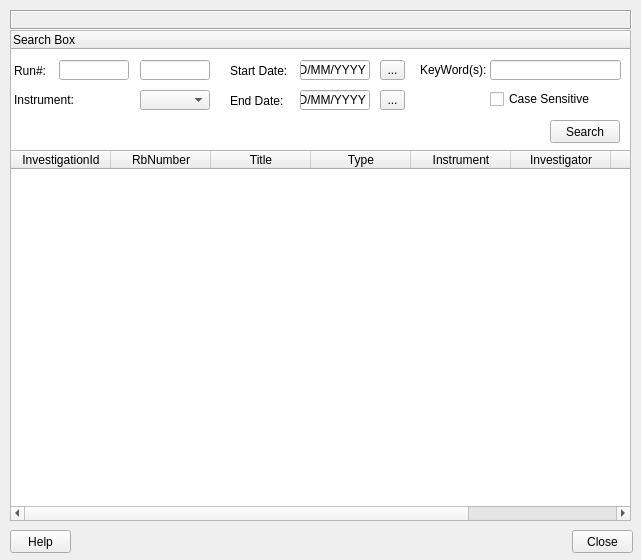
Above: Code/qtiplot/MantidQt/MantidWidgets/inc/ICatSearch.ui from mantidproject/mantid before the change. Below: the same form after it.
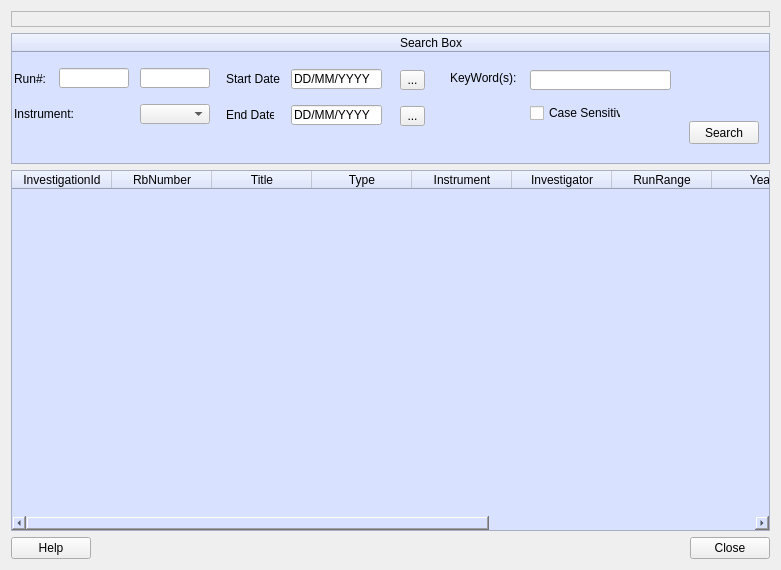
That is the form after the change.

Commit message: re #1317 - changed the UI layouts of ICat interfaces,progress reporting added to Download data files interface, added a new class ICatUtils which provides utility methods to populate ICat Search and Investigation widgets. also adding CustomDialogs.pro which I forgot to submit in last check in.

```diff
--- a/Code/qtiplot/MantidQt/MantidWidgets/inc/ICatSearch.ui
+++ b/Code/qtiplot/MantidQt/MantidWidgets/inc/ICatSearch.ui
@@ -5,27 +5,95 @@
    <rect>
     <x>0</x>
     <y>0</y>
-    <width>641</width>
-    <height>560</height>
+    <width>781</width>
+    <height>570</height>
    </rect>
   </property>
   <property name="windowTitle" >
    <string>ICatSearch</string>
   </property>
+  <layout class="QGridLayout" name="gridLayout" >
+   <item row="3" column="0" >
+    <layout class="QHBoxLayout" name="horizontalLayout" >
+     <item>
+      <widget class="QPushButton" name="helpButton" >
+       <property name="text" >
+        <string>Help</string>
+       </property>
+      </widget>
+     </item>
+     <item>
+      <spacer name="horizontalSpacer_4" >
+       <property name="orientation" >
+        <enum>Qt::Horizontal</enum>
+       </property>
+       <property name="sizeHint" stdset="0" >
+        <size>
+         <width>527</width>
+         <height>20</height>
+        </size>
+       </property>
+      </spacer>
+     </item>
+     <item>
+      <widget class="QPushButton" name="closeButton" >
+       <property name="text" >
+        <string>Close</string>
+       </property>
+      </widget>
+     </item>
+    </layout>
+   </item>
+   <item row="1" column="0" >
+    <widget class="QTreeWidget" name="searchtreeWidget" >
+     <property name="maximumSize" >
+      <size>
+       <width>16777215</width>
+       <height>131</height>
+      </size>
+     </property>
+     <property name="toolTip" >
+      <string>ICat Search Box</string>
+     </property>
+     <property name="statusTip" >
+      <string/>
+     </property>
+     <property name="styleSheet" >
+      <string notr="true" >background-color: rgb(216, 225, 255);</string>
+     </property>
+     <column>
+      <property name="text" >
+       <string>                                                                                                                    Search Box</string>
+      </property>
+     </column>
+    </widget>
+   </item>
+   <item row="0" column="0" >
+    <widget class="QLabel" name="searchlabel" >
+     <property name="frameShape" >
+      <enum>QFrame::StyledPanel</enum>
+     </property>
+     <property name="frameShadow" >
+      <enum>QFrame::Sunken</enum>
+     </property>
+     <property name="text" >
+      <string/>
+     </property>
+    </widget>
+   </item>
+   <item row="2" column="0" >
   <widget class="QTableWidget" name="searchtableWidget" >
-   <property name="geometry" >
-    <rect>
-     <x>10</x>
-     <y>150</y>
-     <width>621</width>
-     <height>371</height>
-    </rect>
-   </property>
    <property name="toolTip" >
     <string>ICat Search Results Window</string>
    </property>
    <property name="styleSheet" >
-    <string notr="true" >alternate-background-color: rgb(216, 225, 255);</string>
+      <string notr="true" >background-color: rgb(216, 225, 255);</string>
+     </property>
+     <property name="horizontalScrollBarPolicy" >
+      <enum>Qt::ScrollBarAsNeeded</enum>
+     </property>
+     <property name="autoScroll" >
+      <bool>true</bool>
    </property>
    <property name="alternatingRowColors" >
     <bool>true</bool>
@@ -76,65 +144,29 @@
      <string>Year</string>
     </property>
    </column>
-  </widget>
-  <widget class="QLabel" name="searchlabel" >
-   <property name="geometry" >
-    <rect>
-     <x>10</x>
-     <y>10</y>
-     <width>622</width>
-     <height>20</height>
-    </rect>
-   </property>
-   <property name="frameShape" >
-    <enum>QFrame::Box</enum>
-   </property>
-   <property name="frameShadow" >
-    <enum>QFrame::Sunken</enum>
-   </property>
+     <column>
    <property name="text" >
-    <string/>
-   </property>
-  </widget>
-  <widget class="QTreeWidget" name="searchtreeWidget" >
-   <property name="geometry" >
-    <rect>
-     <x>10</x>
-     <y>30</y>
-     <width>621</width>
-     <height>121</height>
-    </rect>
-   </property>
-   <property name="toolTip" >
-    <string>ICat Search Box</string>
-   </property>
-   <property name="statusTip" >
-    <string/>
-   </property>
+       <string>Abstract</string>
+      </property>
+     </column>
    <column>
     <property name="text" >
-     <string>Search Box</string>
-    </property>
-   </column>
-  </widget>
-  <widget class="QLabel" name="enddateLabel" >
-   <property name="geometry" >
-    <rect>
-     <x>230</x>
-     <y>93</y>
-     <width>61</width>
-     <height>16</height>
-    </rect>
-   </property>
+       <string>Investigators Name</string>
+      </property>
+     </column>
+     <column>
    <property name="text" >
-    <string>End Date:</string>
-   </property>
-  </widget>
+       <string>Samples Name</string>
+      </property>
+     </column>
+    </widget>
+   </item>
+  </layout>
   <widget class="QLineEdit" name="endRunEdit" >
    <property name="geometry" >
     <rect>
      <x>140</x>
-     <y>60</y>
+     <y>68</y>
      <width>70</width>
      <height>20</height>
     </rect>
@@ -143,24 +175,11 @@
     <string>End Run Number</string>
    </property>
   </widget>
-  <widget class="QLineEdit" name="startdateLineEdit" >
-   <property name="geometry" >
-    <rect>
-     <x>300</x>
-     <y>60</y>
-     <width>70</width>
-     <height>20</height>
-    </rect>
-   </property>
-   <property name="text" >
-    <string>DD/MM/YYYY</string>
-   </property>
-  </widget>
   <widget class="QLineEdit" name="startRunEdit" >
    <property name="geometry" >
     <rect>
      <x>59</x>
-     <y>60</y>
+     <y>68</y>
      <width>70</width>
      <height>20</height>
     </rect>
@@ -169,25 +188,12 @@
     <string>Start Run Number</string>
    </property>
   </widget>
-  <widget class="QLabel" name="startdateLabel" >
-   <property name="geometry" >
-    <rect>
-     <x>230</x>
-     <y>63</y>
-     <width>61</width>
-     <height>16</height>
-    </rect>
-   </property>
-   <property name="text" >
-    <string>Start Date:</string>
-   </property>
-  </widget>
   <widget class="QCheckBox" name="casesensitiveBox" >
    <property name="geometry" >
     <rect>
-     <x>490</x>
-     <y>90</y>
-     <width>111</width>
+     <x>530</x>
+     <y>104</y>
+     <width>91</width>
      <height>18</height>
     </rect>
    </property>
@@ -202,7 +208,7 @@
    <property name="geometry" >
     <rect>
      <x>14</x>
-     <y>61</y>
+     <y>69</y>
      <width>31</width>
      <height>20</height>
     </rect>
@@ -211,24 +217,11 @@
     <string>Run#:</string>
    </property>
   </widget>
-  <widget class="QToolButton" name="startdatetoolButton" >
-   <property name="geometry" >
-    <rect>
-     <x>380</x>
-     <y>60</y>
-     <width>25</width>
-     <height>20</height>
-    </rect>
-   </property>
-   <property name="text" >
-    <string>...</string>
-   </property>
-  </widget>
   <widget class="QLabel" name="instrumentLabel" >
    <property name="geometry" >
     <rect>
      <x>14</x>
-     <y>90</y>
+     <y>104</y>
      <width>61</width>
      <height>20</height>
     </rect>
@@ -241,7 +234,7 @@
    <property name="geometry" >
     <rect>
      <x>140</x>
-     <y>90</y>
+     <y>104</y>
      <width>70</width>
      <height>20</height>
     </rect>
@@ -253,8 +246,8 @@
   <widget class="QLabel" name="keywordsLabel" >
    <property name="geometry" >
     <rect>
-     <x>420</x>
-     <y>62</y>
+     <x>450</x>
+     <y>70</y>
      <width>71</width>
      <height>16</height>
     </rect>
@@ -263,12 +256,22 @@
     <string>KeyWord(s):</string>
    </property>
   </widget>
+  <widget class="QLineEdit" name="keywordslineEdit" >
+   <property name="geometry" >
+    <rect>
+     <x>530</x>
+     <y>70</y>
+     <width>141</width>
+     <height>20</height>
+    </rect>
+   </property>
+  </widget>
   <widget class="QLineEdit" name="enddateLineEdit" >
    <property name="geometry" >
     <rect>
-     <x>300</x>
-     <y>90</y>
-     <width>70</width>
+     <x>291</x>
+     <y>105</y>
+     <width>91</width>
      <height>20</height>
     </rect>
    </property>
@@ -276,11 +279,24 @@
     <string>DD/MM/YYYY</string>
    </property>
   </widget>
+  <widget class="QToolButton" name="startdatetoolButton" >
+   <property name="geometry" >
+    <rect>
+     <x>400</x>
+     <y>70</y>
+     <width>25</width>
+     <height>20</height>
+    </rect>
+   </property>
+   <property name="text" >
+    <string>...</string>
+   </property>
+  </widget>
   <widget class="QToolButton" name="enddatetoolButton" >
    <property name="geometry" >
     <rect>
-     <x>380</x>
-     <y>90</y>
+     <x>400</x>
+     <y>106</y>
      <width>25</width>
      <height>20</height>
     </rect>
@@ -292,18 +308,47 @@
   <widget class="QLineEdit" name="keywordslineEdit" >
    <property name="geometry" >
     <rect>
-     <x>490</x>
-     <y>60</y>
-     <width>131</width>
+     <x>291</x>
+     <y>69</y>
+     <width>91</width>
      <height>20</height>
     </rect>
+   </property>
+   <property name="text" >
+    <string>DD/MM/YYYY</string>
+   </property>
+  </widget>
+  <widget class="QLabel" name="enddateLabel" >
+   <property name="geometry" >
+    <rect>
+     <x>226</x>
+     <y>105</y>
+     <width>48</width>
+     <height>20</height>
+    </rect>
+   </property>
+   <property name="text" >
+    <string>End Date:</string>
+   </property>
+  </widget>
+  <widget class="QLabel" name="startdateLabel" >
+   <property name="geometry" >
+    <rect>
+     <x>226</x>
+     <y>69</y>
+     <width>54</width>
+     <height>20</height>
+    </rect>
+   </property>
+   <property name="text" >
+    <string>Start Date:</string>
    </property>
   </widget>
   <widget class="QPushButton" name="searchButton" >
    <property name="geometry" >
     <rect>
-     <x>550</x>
-     <y>120</y>
+     <x>689</x>
+     <y>121</y>
      <width>70</width>
      <height>23</height>
     </rect>
@@ -312,32 +357,24 @@
     <string>Search</string>
    </property>
   </widget>
-  <widget class="QPushButton" name="helpButton" >
-   <property name="geometry" >
-    <rect>
-     <x>10</x>
-     <y>530</y>
-     <width>61</width>
-     <height>23</height>
-    </rect>
-   </property>
-   <property name="text" >
-    <string>Help</string>
-   </property>
-  </widget>
-  <widget class="QPushButton" name="closeButton" >
-   <property name="geometry" >
-    <rect>
-     <x>572</x>
-     <y>530</y>
-     <width>61</width>
-     <height>23</height>
-    </rect>
-   </property>
-   <property name="text" >
-    <string>Close</string>
-   </property>
-  </widget>
+  <zorder>searchtreeWidget</zorder>
+  <zorder>searchlabel</zorder>
+  <zorder>endRunEdit</zorder>
+  <zorder>startRunEdit</zorder>
+  <zorder>casesensitiveBox</zorder>
+  <zorder>runNumberLabel</zorder>
+  <zorder>instrumentLabel</zorder>
+  <zorder>instrmentBox</zorder>
+  <zorder>keywordsLabel</zorder>
+  <zorder>keywordslineEdit</zorder>
+  <zorder>startdateLabel</zorder>
+  <zorder>enddateLabel</zorder>
+  <zorder>searchtableWidget</zorder>
+  <zorder>startdateLineEdit</zorder>
+  <zorder>enddatetoolButton</zorder>
+  <zorder>startdatetoolButton</zorder>
+  <zorder>enddateLineEdit</zorder>
+  <zorder>searchButton</zorder>
  </widget>
  <resources/>
  <connections/>
```
Left out of the diff: 10 changed lines with no effect on the pictures. Lines whose indentation alone changed are shown as unchanged. The commit also changes 16 other files.
